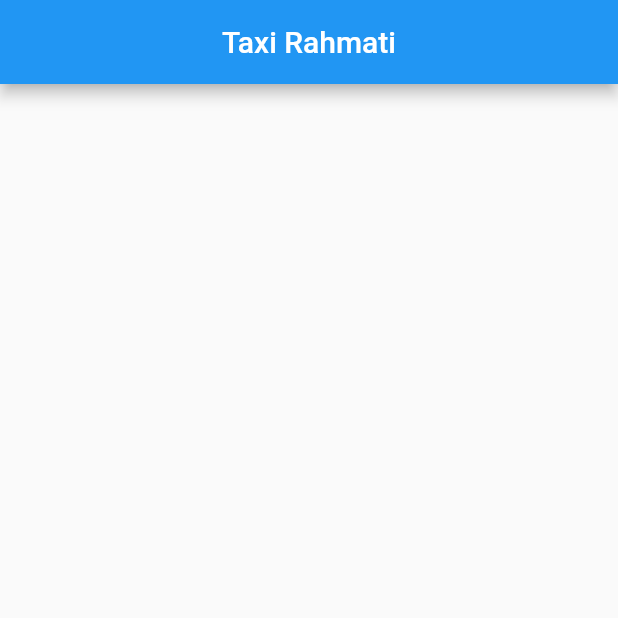
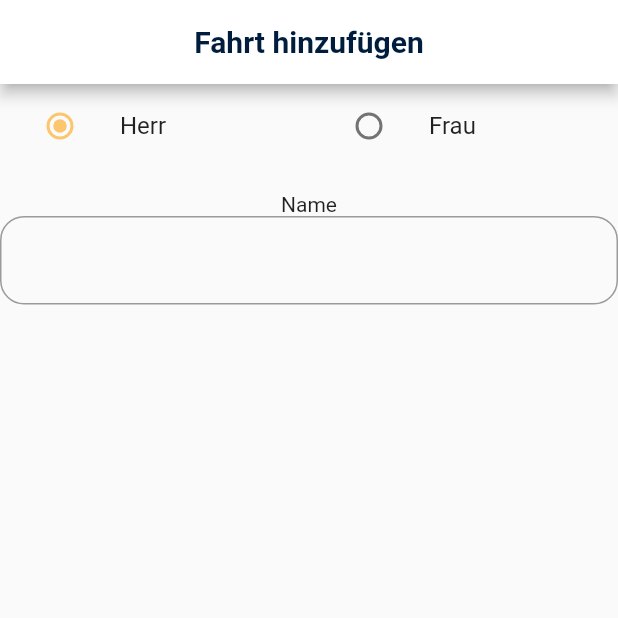
Before and after one commit to mladrah/taxi-notes-app, a Flutter app: the screen it shows after launch, on a phone screen of 412 x 824 dp, the top half of it. Run offline on Flutter 3.47's test engine with Material 2 defaults, Android fonts, the phone set to English and light mode, and no system bars; our stand-ins replace bloc, dartz, decimal, equatable, flutter_bloc, get_it and 3 more; missing offline and left inert: enum_to_string; Roboto replaces fonts that are missing (Kodchasan).

Commit message:
added presentation layer functionalities

```diff
--- /dev/null
+++ b/lib/app_theme_data.dart
@@ -0,0 +1,41 @@
+import 'package:flutter/material.dart';
+import 'package:google_fonts/google_fonts.dart';
+
+class AppThemeData {
+  final primaryColor = const Color(0xFFFCA311);
+  final textColor = const Color(0xFF001D3D);
+  final highlightTextColor = const Color(0xFF003566);
+  final greyColor = const Color(0xFFC0C0C0);
+
+  Map<int, Color> primarySwatchColor = {
+    50: const Color.fromRGBO(252, 163, 17, .1),
+    100: const Color.fromRGBO(252, 163, 17, .2),
+    200: const Color.fromRGBO(252, 163, 17, .3),
+    300: const Color.fromRGBO(252, 163, 17, .4),
+    400: const Color.fromRGBO(252, 163, 17, .5),
+    500: const Color.fromRGBO(252, 163, 17, .6),
+    600: const Color.fromRGBO(252, 163, 17, .7),
+    700: const Color.fromRGBO(252, 163, 17, .8),
+    800: const Color.fromRGBO(252, 163, 17, .9),
+    900: const Color.fromRGBO(252, 163, 17, 1),
+  };
+
+  ThemeData get lighTheme {
+    return ThemeData(
+        textTheme: GoogleFonts.kodchasanTextTheme(),
+        primarySwatch: MaterialColor(0xFFFCA311, primarySwatchColor),
+        primaryColor: primaryColor,
+        hintColor: greyColor,
+        focusColor: highlightTextColor,
+        appBarTheme: AppBarTheme(
+          centerTitle: true,
+          backgroundColor: Colors.white,
+          foregroundColor: textColor,
+          titleTextStyle: GoogleFonts.kodchasan(
+            fontSize: 20,
+            fontWeight: FontWeight.bold,
+            color: textColor,
+          ),
+        ));
+  }
+}
--- a/lib/features/manage_work/presentation/bloc/manage_work_bloc.dart
+++ b/lib/features/manage_work/presentation/bloc/manage_work_bloc.dart
@@ -1,3 +1,5 @@
+// ignore_for_file: constant_identifier_names
+
 import 'package:bloc/bloc.dart';
 import 'package:decimal/decimal.dart';
 import 'package:equatable/equatable.dart';
--- a/lib/features/manage_work/presentation/pages/main_page.dart
+++ b/lib/features/manage_work/presentation/pages/main_page.dart
@@ -1,4 +1,9 @@
 import 'package:flutter/material.dart';
+import 'package:flutter_bloc/flutter_bloc.dart';
+import 'package:taxi_rahmati/features/manage_work/presentation/bloc/manage_work_bloc.dart';
+
+import '../../../../injection_container.dart';
+import '../widgets/hint_message.dart';
 
 class MainPage extends StatelessWidget {
   const MainPage({Key? key}) : super(key: key);
@@ -8,8 +13,36 @@ class MainPage extends StatelessWidget {
     return Scaffold(
       appBar: AppBar(
         title: const Text('Taxi Rahmati'),
-        centerTitle: true,
+      ),
+      body: buildBody(context),
+      floatingActionButton: buildFloatingActionBUtton(context),
+    );
+  }
+
+  BlocProvider<ManageWorkBloc> buildBody(BuildContext context) {
+    return BlocProvider(
+      create: (BuildContext context) {
+        return sl<ManageWorkBloc>();
+      },
+      child: Center(
+        child: BlocBuilder<ManageWorkBloc, ManageWorkState>(
+          builder: (context, state) {
+            if (state is Empty) {
+              return const HintMessage(message: 'Keine Arbeit!\n+ Klicken');
+            } else {
+              return const HintMessage(message: 'Kein gültiger Zustand!');
+            }
+          },
+        ),
       ),
     );
   }
+
+  FloatingActionButton buildFloatingActionBUtton(BuildContext context) {
+    return FloatingActionButton(
+      onPressed: () {},
+      backgroundColor: Theme.of(context).primaryColor,
+      child: const Icon(Icons.add, color: Colors.white),
+    );
+  }
 }
--- /dev/null
+++ b/lib/features/manage_work/presentation/pages/ride_form_page.dart
@@ -0,0 +1,64 @@
+import 'package:flutter/material.dart' hide Title;
+import '../../domain/entities/ride.dart';
+import '../widgets/custom_text_form_field.dart';
+import '../widgets/radio_button.dart';
+
+class RideFormPage extends StatefulWidget {
+  const RideFormPage({Key? key}) : super(key: key);
+
+  @override
+  State<RideFormPage> createState() => _RideFormPageState();
+}
+
+class _RideFormPageState extends State<RideFormPage> {
+  final _formKey = GlobalKey<FormState>();
+  Title _title = Title.herr;
+
+  @override
+  Widget build(BuildContext context) {
+    return Scaffold(
+        appBar: AppBar(
+          title: const Text('Fahrt hinzufügen'),
+        ),
+        body: buildBody(context));
+  }
+
+  Form buildBody(BuildContext context) {
+    return Form(
+      key: _formKey,
+      child: Column(
+        children: <Widget>[
+          buildTitleRadioButtons(),
+          const SizedBox(
+            height: 16,
+          ),
+          const CustomTextFormField(hintText: 'Name'),
+        ],
+      ),
+    );
+  }
+
+  Widget buildTitleRadioButtons() {
+    return Row(
+      children: [
+        Expanded(
+          child: RadioButton<Title>(
+              label: 'Herr',
+              value: Title.herr,
+              groupValue: _title,
+              onChanged: (value) => setState(() {
+                    _title = value!;
+                  })),
+        ),
+        Expanded(
+            child: RadioButton<Title>(
+                label: 'Frau',
+                value: Title.frau,
+                groupValue: _title,
+                onChanged: (value) => setState(() {
+                      _title = value!;
+                    }))),
+      ],
+    );
+  }
+}
--- /dev/null
+++ b/lib/features/manage_work/presentation/widgets/custom_text_form_field.dart
@@ -0,0 +1,26 @@
+import 'package:flutter/material.dart';
+
+class CustomTextFormField extends StatelessWidget {
+  final String hintText;
+
+  const CustomTextFormField({
+    Key? key,
+    required this.hintText,
+  }) : super(key: key);
+
+  @override
+  Widget build(BuildContext context) {
+    return Column(
+      children: [
+        Text(
+          'Name',
+          style: TextStyle(),
+        ),
+        TextFormField(
+            decoration: InputDecoration(
+                border: OutlineInputBorder(
+                    borderRadius: BorderRadius.circular(16)))),
+      ],
+    );
+  }
+}
--- /dev/null
+++ b/lib/features/manage_work/presentation/widgets/hint_message.dart
@@ -0,0 +1,21 @@
+import 'package:flutter/material.dart';
+
+class HintMessage extends StatelessWidget {
+  final String message;
+
+  const HintMessage({Key? key, required this.message}) : super(key: key);
+
+  @override
+  Widget build(BuildContext context) {
+    return Center(
+      child: Text(
+        message,
+        textAlign: TextAlign.center,
+        style: TextStyle(
+            height: 1.75,
+            fontWeight: FontWeight.bold,
+            color: Theme.of(context).hintColor),
+      ),
+    );
+  }
+}
--- /dev/null
+++ b/lib/features/manage_work/presentation/widgets/radio_button.dart
@@ -0,0 +1,28 @@
+import 'package:flutter/material.dart';
+
+class RadioButton<T> extends StatelessWidget {
+  final String label;
+  final T value;
+  final T groupValue;
+  final void Function(T?) onChanged;
+
+  const RadioButton(
+      {Key? key,
+      required this.label,
+      required this.value,
+      required this.groupValue,
+      required this.onChanged})
+      : super(key: key);
+
+  @override
+  Widget build(BuildContext context) {
+    return ListTile(
+      title: Text(label, style: const TextStyle()),
+      leading: Radio<T>(
+        value: value,
+        groupValue: groupValue,
+        onChanged: onChanged,
+      ),
+    );
+  }
+}
--- a/lib/injection_container.dart
+++ b/lib/injection_container.dart
@@ -1,4 +1,5 @@
 import 'package:get_it/get_it.dart';
+import 'package:internet_connection_checker/internet_connection_checker.dart';
 import 'package:shared_preferences/shared_preferences.dart';
 import 'package:taxi_rahmati/features/manage_work/data/datasources/ride_local_data_source.dart';
 import 'package:taxi_rahmati/features/manage_work/data/datasources/ride_remote_date_source.dart';
@@ -8,6 +9,7 @@ import 'package:taxi_rahmati/features/manage_work/domain/usecases/add_ride.dart'
 import 'package:taxi_rahmati/features/manage_work/domain/usecases/get_all_rides.dart';
 import 'package:taxi_rahmati/features/manage_work/presentation/bloc/manage_work_bloc.dart';
 
+import 'core/network/network_info.dart';
 import 'core/util/input_converter.dart';
 
 final sl = GetIt.instance;
@@ -49,4 +51,7 @@ Future<void> init() async {
   //! External
   final sharedPreferences = await SharedPreferences.getInstance();
   sl.registerLazySingleton(() => sharedPreferences);
+  sl.registerLazySingleton<NetworkInfo>(
+      () => NetworkInfoImpl(internetConnectionChecker: sl()));
+  sl.registerLazySingleton(() => InternetConnectionChecker());
 }
--- a/lib/main.dart
+++ b/lib/main.dart
@@ -1,11 +1,12 @@
 import 'package:flutter/material.dart';
 import 'package:taxi_rahmati/features/manage_work/presentation/pages/main_page.dart';
+import 'package:taxi_rahmati/features/manage_work/presentation/pages/ride_form_page.dart';
+import 'app_theme_data.dart';
 import 'injection_container.dart' as di;
 
 void main() async {
   WidgetsFlutterBinding.ensureInitialized();
   await di.init();
-
   runApp(const MyApp());
 }
 
@@ -16,9 +17,7 @@ class MyApp extends StatelessWidget {
   Widget build(BuildContext context) {
     return MaterialApp(
         title: 'Taxi Rahmati',
-        theme: ThemeData(
-          primarySwatch: Colors.blue,
-        ),
-        home: const MainPage());
+        theme: AppThemeData().lighTheme,
+        home: const RideFormPage());
   }
 }
--- a/pubspec.yaml
+++ b/pubspec.yaml
@@ -24,6 +24,7 @@ dependencies:
   plugin_platform_interface: ^2.1.2
   enum_to_string: ^2.0.1
   intl: ^0.17.0 # dateFormat
+  google_fonts: ^3.0.1
 
 dev_dependencies:
   flutter_test:
```
Also changed, not shown: pubspec.lock, 2 other files.
